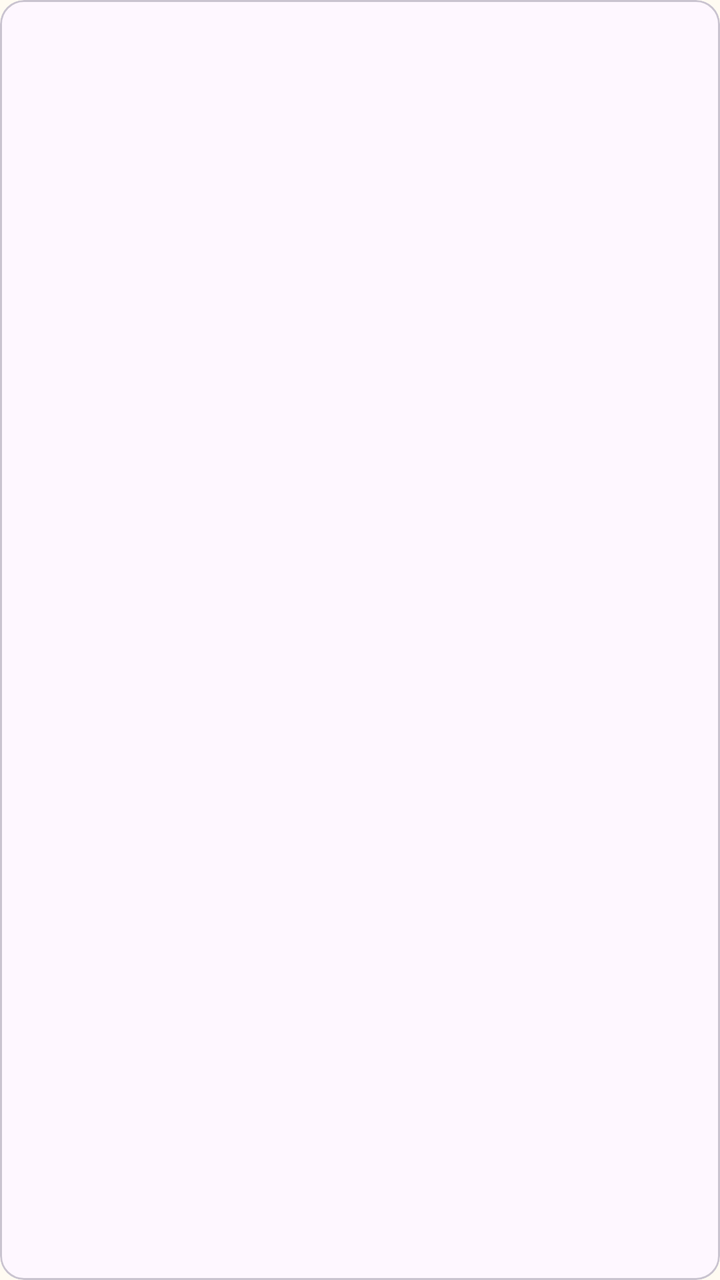
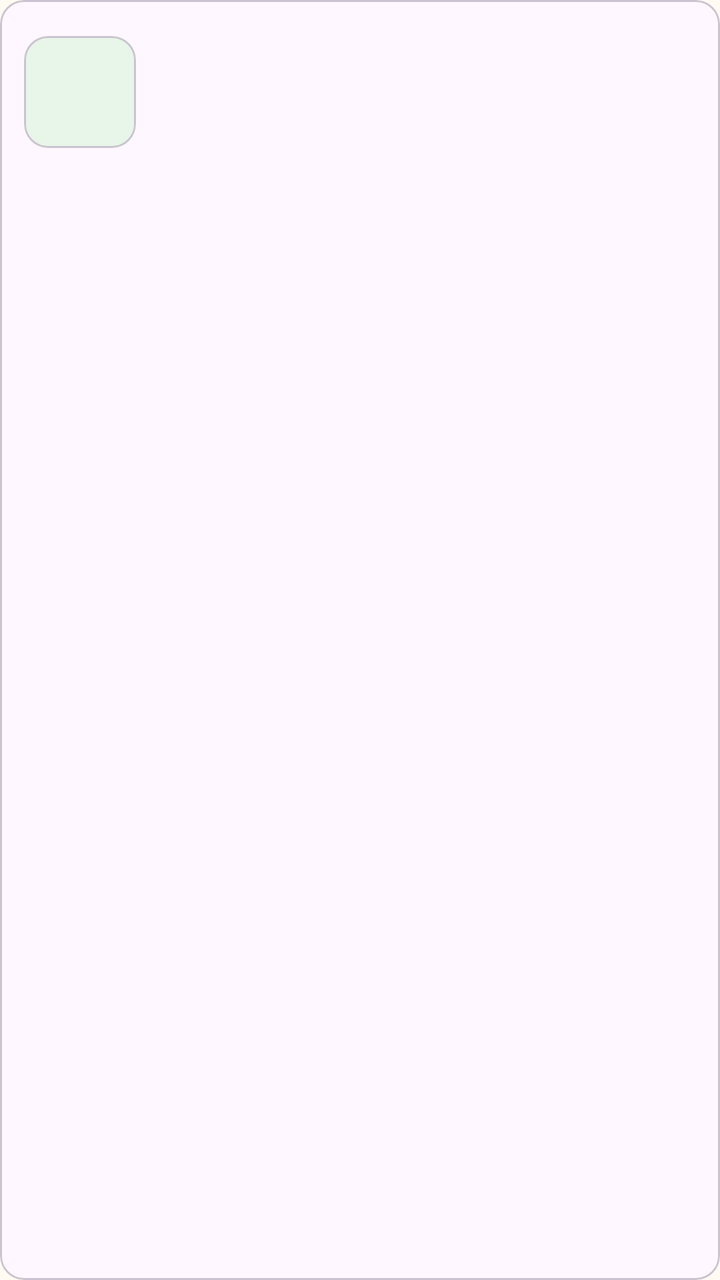

An Android layout rendered at two revisions. The XML below is the earlier revision; the diff shows what the commit changed to produce the second picture.
<!-- AndroidManifest.xml: application theme Theme.SmartPantryManager -->
<!-- res/layout/item_pantry.xml -->
<?xml version="1.0" encoding="utf-8"?>
<com.google.android.material.card.MaterialCardView
    xmlns:android="http://schemas.android.com/apk/res/android"
    android:layout_width="match_parent"
    android:layout_height="wrap_content"
    android:layout_margin="6dp">

    <LinearLayout
        android:layout_width="match_parent"
        android:layout_height="wrap_content"
        android:orientation="vertical"
        android:padding="16dp">

        <TextView
            android:id="@+id/textName"
            android:layout_width="wrap_content"
            android:layout_height="wrap_content"
            android:textSize="18sp"
            android:textStyle="bold" />

        <TextView
            android:id="@+id/textQuantity"
            android:layout_width="wrap_content"
            android:layout_height="wrap_content"
            android:layout_marginTop="4dp"
            android:textSize="15sp" />

        <TextView
            android:id="@+id/textExpiry"
            android:layout_width="wrap_content"
            android:layout_height="wrap_content"
            android:layout_marginTop="2dp"
            android:textSize="13sp" />

    </LinearLayout>
</com.google.android.material.card.MaterialCardView>
<!-- resources referenced by this layout -->
<resources>
  <style name="Theme.SmartPantryManager" parent="Base.Theme.SmartPantryManager" />
  <style name="Base.Theme.SmartPantryManager" parent="Theme.Material3.Light.NoActionBar">
          <item name="colorPrimary">@color/pantry_green</item>
          <item name="colorOnPrimary">@color/white</item>
          <item name="colorPrimaryContainer">@color/pantry_green_light</item>
          <item name="colorOnPrimaryContainer">@color/pantry_green_dark</item>
          <item name="colorSecondary">@color/pantry_orange</item>
          <item name="colorOnSecondary">@color/white</item>
          <item name="colorSecondaryContainer">@color/pantry_green_light</item>
          <item name="colorOnSecondaryContainer">@color/pantry_green_dark</item>
          <item name="android:windowBackground">@color/pantry_background</item>
      </style>
  <color name="pantry_green">#2E7D32</color>
  <color name="white">#FFFFFFFF</color>
  <color name="pantry_green_light">#C8E6C9</color>
  <color name="pantry_green_dark">#1B5E20</color>
  <color name="pantry_orange">#FF8F00</color>
  <color name="pantry_background">#FFFBF2</color>
</resources>

<!-- the commit's change to res/layout/item_pantry.xml (unified diff, before → after) -->
@@ -1,6 +1,7 @@
 <?xml version="1.0" encoding="utf-8"?>
 <com.google.android.material.card.MaterialCardView
     xmlns:android="http://schemas.android.com/apk/res/android"
+    xmlns:app="http://schemas.android.com/apk/res-auto"
     android:layout_width="match_parent"
     android:layout_height="wrap_content"
     android:layout_margin="6dp">
@@ -8,29 +9,65 @@
     <LinearLayout
         android:layout_width="match_parent"
         android:layout_height="wrap_content"
-        android:orientation="vertical"
-        android:padding="16dp">
+        android:gravity="center_vertical"
+        android:orientation="horizontal"
+        android:padding="12dp">
 
-        <TextView
-            android:id="@+id/textName"
-            android:layout_width="wrap_content"
+        <com.google.android.material.card.MaterialCardView
+            android:layout_width="56dp"
+            android:layout_height="56dp"
+            app:cardBackgroundColor="#E8F5E9"
+            app:cardCornerRadius="12dp"
+            app:cardElevation="0dp">
+
+            <FrameLayout
+                android:layout_width="match_parent"
+                android:layout_height="match_parent">
+
+                <ImageView
+                    android:id="@+id/imageItem"
+                    android:layout_width="match_parent"
+                    android:layout_height="match_parent"
+                    android:contentDescription="Ingredient picture"
+                    android:scaleType="centerCrop"
+                    android:visibility="gone" />
+
+                <TextView
+                    android:id="@+id/textItemEmoji"
+                    android:layout_width="match_parent"
+                    android:layout_height="match_parent"
+                    android:gravity="center"
+                    android:textSize="28sp" />
+            </FrameLayout>
+        </com.google.android.material.card.MaterialCardView>
+
+        <LinearLayout
+            android:layout_width="0dp"
             android:layout_height="wrap_content"
-            android:textSize="18sp"
-            android:textStyle="bold" />
+            android:layout_marginStart="16dp"
+            android:layout_weight="1"
+            android:orientation="vertical">
 
-        <TextView
-            android:id="@+id/textQuantity"
-            android:layout_width="wrap_content"
-            android:layout_height="wrap_content"
-            android:layout_marginTop="4dp"
-            android:textSize="15sp" />
+            <TextView
+                android:id="@+id/textName"
+                android:layout_width="wrap_content"
+                android:layout_height="wrap_content"
+                android:textSize="18sp"
+                android:textStyle="bold" />
 
-        <TextView
-            android:id="@+id/textExpiry"
-            android:layout_width="wrap_content"
-            android:layout_height="wrap_content"
-            android:layout_marginTop="2dp"
-            android:textSize="13sp" />
+            <TextView
+                android:id="@+id/textQuantity"
+                android:layout_width="wrap_content"
+                android:layout_height="wrap_content"
+                android:layout_marginTop="4dp"
+                android:textSize="15sp" />
 
+            <TextView
+                android:id="@+id/textExpiry"
+                android:layout_width="wrap_content"
+                android:layout_height="wrap_content"
+                android:layout_marginTop="2dp"
+                android:textSize="13sp" />
+        </LinearLayout>
     </LinearLayout>
 </com.google.android.material.card.MaterialCardView>
